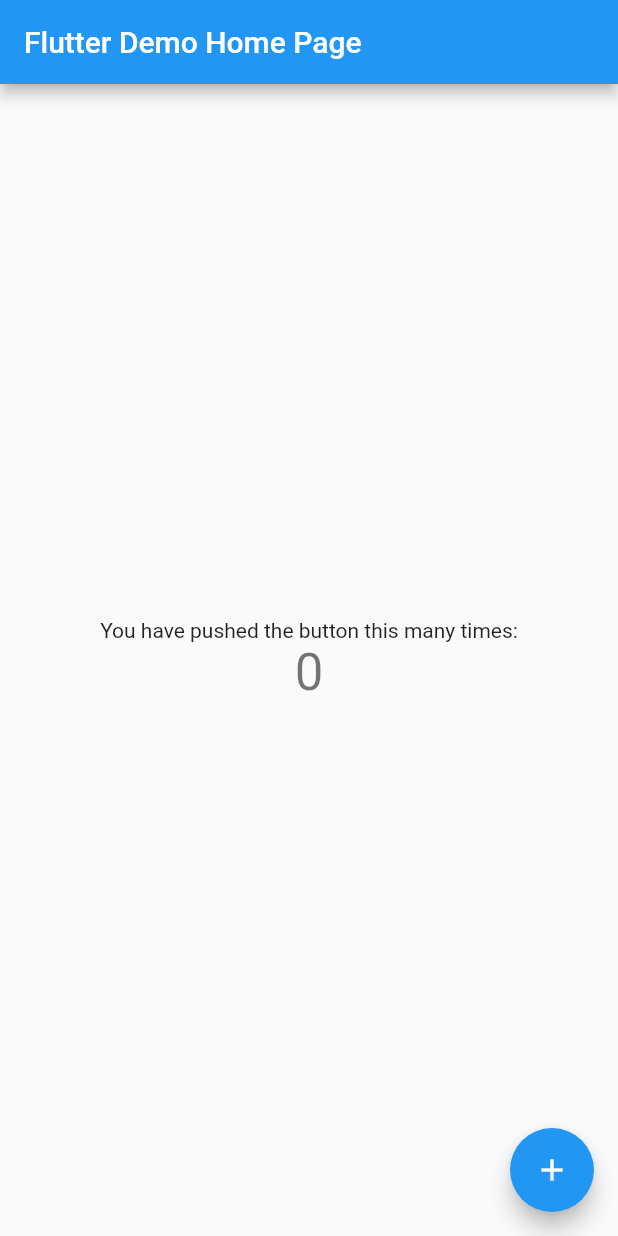
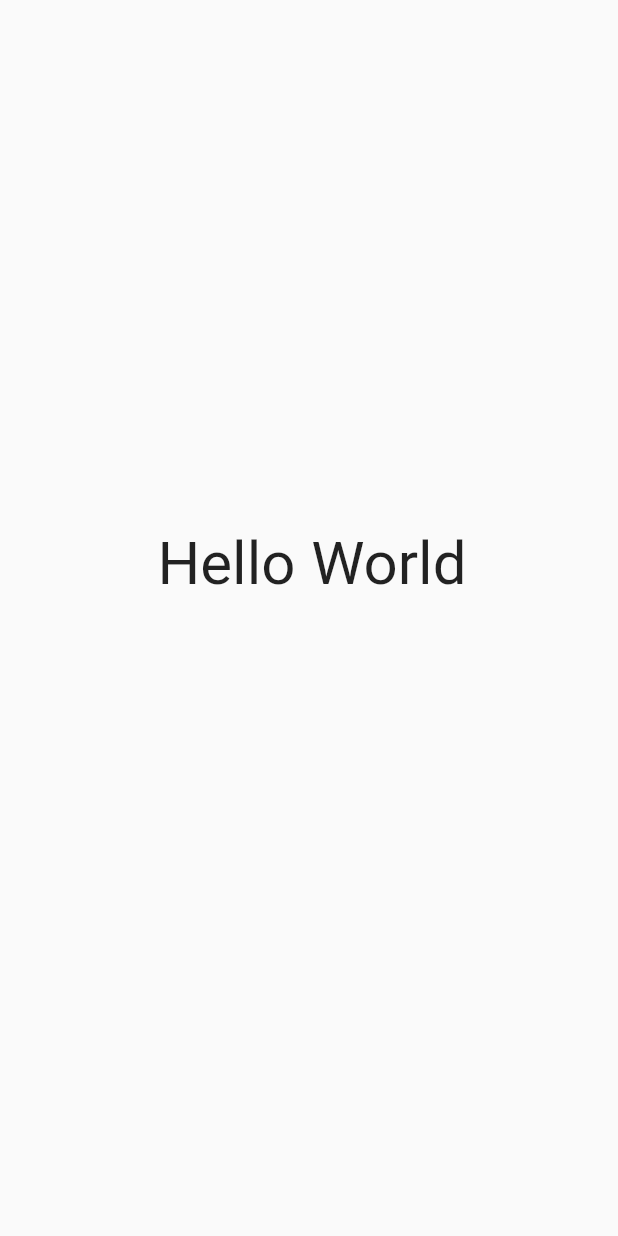
Before and after one commit to kimflip/flutter_animation, a Flutter app: the screen it shows after launch, on a phone screen of 412 x 824 dp. Run offline on Flutter 3.47's test engine with Material 2 defaults, Android fonts, the phone set to English and light mode, and no system bars.

Commit message:
✨ Hello World

```diff
--- a/animation/lib/main.dart
+++ b/animation/lib/main.dart
@@ -1,3 +1,5 @@
+import 'dart:ui';
+
 import 'package:flutter/material.dart';
 
 void main() {
@@ -7,21 +9,11 @@ void main() {
 class MyApp extends StatelessWidget {
   const MyApp({Key? key}) : super(key: key);
 
-  // This widget is the root of your application.
   @override
   Widget build(BuildContext context) {
     return MaterialApp(
       title: 'Flutter Demo',
       theme: ThemeData(
-        // This is the theme of your application.
-        //
-        // Try running your application with "flutter run". You'll see the
-        // application has a blue toolbar. Then, without quitting the app, try
-        // changing the primarySwatch below to Colors.green and then invoke
-        // "hot reload" (press "r" in the console where you ran "flutter run",
-        // or simply save your changes to "hot reload" in a Flutter IDE).
-        // Notice that the counter didn't reset back to zero; the application
-        // is not restarted.
         primarySwatch: Colors.blue,
       ),
       home: const MyHomePage(title: 'Flutter Demo Home Page'),
@@ -31,16 +23,6 @@ class MyApp extends StatelessWidget {
 
 class MyHomePage extends StatefulWidget {
   const MyHomePage({Key? key, required this.title}) : super(key: key);
-
-  // This widget is the home page of your application. It is stateful, meaning
-  // that it has a State object (defined below) that contains fields that affect
-  // how it looks.
-
-  // This class is the configuration for the state. It holds the values (in this
-  // case the title) provided by the parent (in this case the App widget) and
-  // used by the build method of the State. Fields in a Widget subclass are
-  // always marked "final".
-
   final String title;
 
   @override
@@ -48,68 +30,119 @@ class MyHomePage extends StatefulWidget {
 }
 
 class _MyHomePageState extends State<MyHomePage> {
-  int _counter = 0;
+  static const _alignments = [
+    Alignment.bottomCenter,
+    Alignment.topCenter,
+  ];
 
-  void _incrementCounter() {
-    setState(() {
-      // This call to setState tells the Flutter framework that something has
-      // changed in this State, which causes it to rerun the build method below
-      // so that the display can reflect the updated values. If we changed
-      // _counter without calling setState(), then the build method would not be
-      // called again, and so nothing would appear to happen.
-      _counter++;
-    });
+  static const _alignments2 = [
+    Alignment.topLeft,
+    Alignment.topRight,
+  ];
+
+  bool flag1 = false;
+  bool flag2 = false;
+
+  @override
+  Widget build(BuildContext context) {
+    return Scaffold(
+      body: Center(
+        child: Stack(
+          children: [
+            Container(
+                width: 100,
+                height: 80,
+                child: ShaderMask(
+                  shaderCallback: (bounds) {
+                    return LinearGradient(
+                        begin: Alignment.topCenter,
+                        end: Alignment.bottomCenter,
+                        stops: [
+                          0,
+                          0.5,
+                          0.5,
+                          1
+                        ],
+                        colors: [
+                          Colors.white,
+                          Colors.white,
+                          Colors.transparent,
+                          Colors.transparent,
+                        ]).createShader(bounds);
+                  },
+                  // blendMode: BlendMode.dst,
+                  blendMode: BlendMode.dstIn,
+                  child: AnimatedAlign(
+                    duration: const Duration(milliseconds: 250),
+                    alignment: _alignments[flag1 ? 1 : 0],
+                    curve: Curves.easeInOutCirc,
+                    child: Stack(
+                      children: [
+                        const Text(
+                          "Hello",
+                          style: TextStyle(fontSize: 40),
+                        )
+                      ],
+                    ),
+                  ),
+                )),
+            Container(
+                width: 210,
+                height: 120,
+                child: ShaderMask(
+                  shaderCallback: (bounds) {
+                    return LinearGradient(
+                        begin: Alignment.centerLeft,
+                        end: Alignment.centerRight,
+                        stops: [
+                          0,
+                          0.5,
+                          0.5,
+                          1
+                        ],
+                        colors: [
+                          Colors.transparent,
+                          Colors.transparent,
+                          Colors.white,
+                          Colors.white,
+                        ]).createShader(bounds);
+                  },
+                  // blendMode: BlendMode.dst,
+                  blendMode: BlendMode.dstIn,
+                  child: AnimatedAlign(
+                    duration: const Duration(milliseconds: 500),
+                    alignment: _alignments2[flag2 ? 1 : 0],
+                    curve: Curves.easeInOutCirc,
+                    child: Stack(
+                      children: [
+                        const Text(
+                          "World",
+                          style: TextStyle(fontSize: 40),
+                        )
+                      ],
+                    ),
+                  ),
+                )),
+          ],
+        ),
+      ),
+    );
   }
 
   @override
-  Widget build(BuildContext context) {
-    // This method is rerun every time setState is called, for instance as done
-    // by the _incrementCounter method above.
-    //
-    // The Flutter framework has been optimized to make rerunning build methods
-    // fast, so that you can just rebuild anything that needs updating rather
-    // than having to individually change instances of widgets.
-    return Scaffold(
-      appBar: AppBar(
-        // Here we take the value from the MyHomePage object that was created by
-        // the App.build method, and use it to set our appbar title.
-        title: Text(widget.title),
-      ),
-      body: Center(
-        // Center is a layout widget. It takes a single child and positions it
-        // in the middle of the parent.
-        child: Column(
-          // Column is also a layout widget. It takes a list of children and
-          // arranges them vertically. By default, it sizes itself to fit its
-          // children horizontally, and tries to be as tall as its parent.
-          //
-          // Invoke "debug painting" (press "p" in the console, choose the
-          // "Toggle Debug Paint" action from the Flutter Inspector in Android
-          // Studio, or the "Toggle Debug Paint" command in Visual Studio Code)
-          // to see the wireframe for each widget.
-          //
-          // Column has various properties to control how it sizes itself and
-          // how it positions its children. Here we use mainAxisAlignment to
-          // center the children vertically; the main axis here is the vertical
-          // axis because Columns are vertical (the cross axis would be
-          // horizontal).
-          mainAxisAlignment: MainAxisAlignment.center,
-          children: <Widget>[
-            const Text(
-              'You have pushed the button this many times:',
-            ),
-            Text(
-              '$_counter',
-              style: Theme.of(context).textTheme.headline4,
-            ),
-          ],
-        ),
-      ),
-      floatingActionButton: FloatingActionButton(
-        onPressed: _incrementCounter,
-        tooltip: 'Increment',
-        child: const Icon(Icons.add),
-      ), // This trailing comma makes auto-formatting nicer for build methods.
-    );
+  void initState() {
+    super.initState();
+    getLoad();
+  }
+
+  Future<void> getLoad() async {
+    await Future.delayed(const Duration(milliseconds: 2000));
+    setState(() {
+      flag1 = true;
+    });
+    await Future.delayed(const Duration(milliseconds: 250));
+    setState(() {
+      flag2 = true;
+    });
   }
 }
```
